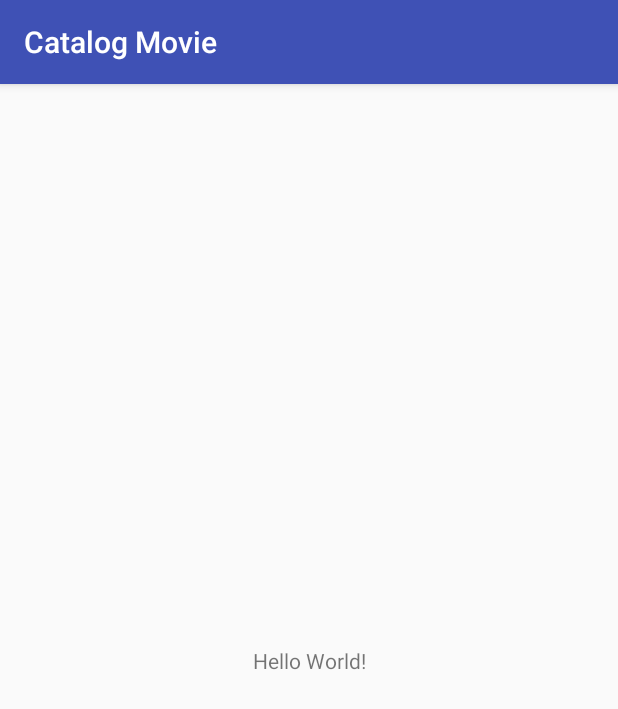
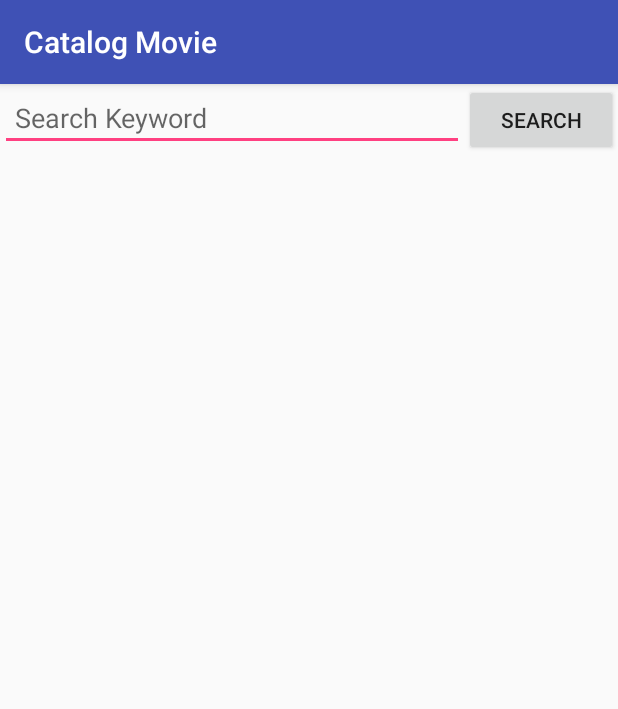
Before and after one commit to RynEL7/Catalog-Movie, an Android app: the screen it shows after launch (MainActivity), on a phone screen of 412 x 824 dp. Shown: the top 709 px of the screen. Run offline under Robolectric (Android 15) with nearby library versions, the phone set to English and light mode, and no system bars.

Commit message:
add mvp pattern

```diff
--- a/app/build.gradle
+++ b/app/build.gradle
@@ -11,9 +11,13 @@ android {
         testInstrumentationRunner "android.support.test.runner.AndroidJUnitRunner"
     }
     buildTypes {
+        debug{
+            buildConfigField 'String', "tmdb_api_key",tmdb_api_key
+        }
         release {
             minifyEnabled false
             proguardFiles getDefaultProguardFile('proguard-android.txt'), 'proguard-rules.pro'
+            buildConfigField 'String', "tmdb_api_key",tmdb_api_key
         }
     }
 }
@@ -25,4 +29,6 @@ dependencies {
     testImplementation 'junit:junit:4.12'
     androidTestImplementation 'com.android.support.test:runner:1.0.2'
     androidTestImplementation 'com.android.support.test.espresso:espresso-core:3.0.2'
+    //LoopjAsyncHTTP
+    implementation 'com.loopj.android:android-async-http:1.4.9'
 }
--- a/app/src/main/AndroidManifest.xml
+++ b/app/src/main/AndroidManifest.xml
@@ -1,6 +1,9 @@
 <?xml version="1.0" encoding="utf-8"?>
 <manifest xmlns:android="http://schemas.android.com/apk/res/android"
     package="app.android.rynz.catalogmovie">
+
+    <uses-permission android:name="android.permission.INTERNET"/>
+    <uses-permission android:name="android.permission.ACCESS_NETWORK_STATE"/>
 
     <application
         android:allowBackup="true"
--- a/app/src/main/java/app/android/rynz/catalogmovie/MainActivity.java
+++ b/app/src/main/java/app/android/rynz/catalogmovie/MainActivity.java
@@ -1,14 +1,128 @@
 package app.android.rynz.catalogmovie;
 
+import android.app.LoaderManager;
+import android.content.Loader;
+import android.os.Bundle;
+import android.support.annotation.NonNull;
+import android.support.annotation.Nullable;
 import android.support.v7.app.AppCompatActivity;
-import android.os.Bundle;
+import android.text.TextUtils;
+import android.view.View;
+import android.widget.ArrayAdapter;
+import android.widget.Button;
+import android.widget.EditText;
+import android.widget.ListView;
+import android.widget.Toast;
 
-public class MainActivity extends AppCompatActivity
+import java.util.ArrayList;
+
+import app.android.rynz.catalogmovie.models.MovieModel;
+import app.android.rynz.catalogmovie.presenters.TMDBPresenter;
+
+public class MainActivity extends AppCompatActivity implements LoaderManager.LoaderCallbacks<ArrayList<MovieModel>>, View.OnClickListener
+
 {
+    private final static int loaderID=100;
+    private final static String KEY_QUERY="query",KEY_KEYWORD="keyword";
+    private Button btnSearch;
+    private EditText etKeyword;
+    private ListView lvMovie;
+    private Bundle loaderBundle=new Bundle();
+
+    @Override
+    protected void onSaveInstanceState(Bundle outState)
+    {
+        outState.putString(KEY_KEYWORD,etKeyword.getText().toString());
+        super.onSaveInstanceState(outState);
+    }
+
+    @Override
+    protected void onRestoreInstanceState(Bundle savedInstanceState)
+    {
+        if(savedInstanceState!=null)
+        {
+            etKeyword.setText(savedInstanceState.getString(KEY_KEYWORD));
+        }
+        super.onRestoreInstanceState(savedInstanceState);
+    }
+
     @Override
     protected void onCreate(Bundle savedInstanceState)
     {
         super.onCreate(savedInstanceState);
         setContentView(R.layout.activity_main);
+        bindView();
+    }
+
+    private void bindView()
+    {
+        etKeyword=findViewById(R.id.et_keyword);
+        btnSearch=findViewById(R.id.btn_submit_search);
+        btnSearch.setOnClickListener(this);
+        lvMovie=findViewById(R.id.lv_search);
+    }
+
+    @NonNull
+    @Override
+    public Loader<ArrayList<MovieModel>> onCreateLoader(int i, @Nullable Bundle bundle)
+    {
+        try{
+            return new TMDBPresenter(this).toSearch(bundle.getString(KEY_QUERY));
+        }catch (NullPointerException e)
+        {
+
+            return new TMDBPresenter(this).toSearch("");
+        }
+    }
+
+    @Override
+    public void onLoadFinished(@NonNull Loader<ArrayList<MovieModel>> loader, ArrayList<MovieModel> movieModels)
+    {
+        if(movieModels.size()>0)
+        {
+            ArrayList<String> listMovie=new ArrayList<>();
+            for(MovieModel m:movieModels)
+            {
+                listMovie.add(m.getTitle()+"\n"+m.getReleaseDate());
+            }
+            ArrayAdapter adapter=new ArrayAdapter(this,android.R.layout.simple_list_item_1,listMovie);
+            lvMovie.setAdapter(adapter);
+            adapter.notifyDataSetChanged();
+        }
+        else
+        {
+            Toast.makeText(this, "Result not found!, try another keyword", Toast.LENGTH_SHORT).show();
+        }
+    }
+
+    @Override
+    public void onLoaderReset(@NonNull Loader<ArrayList<MovieModel>> loader)
+    {
+
+    }
+
+    @Override
+    public void onClick(View view)
+    {
+        if(view==btnSearch)
+        {
+            if(!TextUtils.isEmpty(etKeyword.getText().toString()))
+            {
+                loaderBundle.clear();
+                loaderBundle.putString(KEY_QUERY,etKeyword.getText().toString());
+                if(getLoaderManager().getLoader(loaderID)!=null)
+                {
+                    getLoaderManager().restartLoader(loaderID,loaderBundle,this);
+                }
+                else
+                {
+                    getLoaderManager().initLoader(loaderID,loaderBundle,this);
+                }
+            }
+            else
+            {
+                Toast.makeText(this, "keyword not valid!", Toast.LENGTH_SHORT).show();
+            }
+        }
     }
 }
--- a/app/src/main/res/layout/activity_main.xml
+++ b/app/src/main/res/layout/activity_main.xml
@@ -1,18 +1,34 @@
 <?xml version="1.0" encoding="utf-8"?>
-<android.support.constraint.ConstraintLayout xmlns:android="http://schemas.android.com/apk/res/android"
-    xmlns:app="http://schemas.android.com/apk/res-auto"
+<LinearLayout xmlns:android="http://schemas.android.com/apk/res/android"
     xmlns:tools="http://schemas.android.com/tools"
     android:layout_width="match_parent"
     android:layout_height="match_parent"
+    android:orientation="vertical"
     tools:context=".MainActivity">
 
-    <TextView
-        android:layout_width="wrap_content"
+    <LinearLayout
+        android:layout_width="match_parent"
         android:layout_height="wrap_content"
-        android:text="Hello World!"
-        app:layout_constraintBottom_toBottomOf="parent"
-        app:layout_constraintLeft_toLeftOf="parent"
-        app:layout_constraintRight_toRightOf="parent"
-        app:layout_constraintTop_toTopOf="parent" />
+        android:orientation="horizontal">
+        <EditText
+            android:layout_weight="1"
+            android:padding="10dp"
+            android:layout_width="match_parent"
+            android:layout_height="wrap_content"
+            android:inputType="text"
+            android:id="@+id/et_keyword"
+            android:hint="@string/search_keyword" />
+        <Button
+            android:id="@+id/btn_submit_search"
+            android:layout_weight="3"
+            android:text="@string/search"
+            android:layout_width="match_parent"
+            android:layout_height="wrap_content" />
+    </LinearLayout>
 
-</android.support.constraint.ConstraintLayout>
+    <ListView
+        android:id="@+id/lv_search"
+        android:layout_width="match_parent"
+        android:layout_height="match_parent"/>
+
+</LinearLayout>
--- a/app/src/main/res/values/strings.xml
+++ b/app/src/main/res/values/strings.xml
@@ -1,3 +1,5 @@
 <resources>
     <string name="app_name">Catalog Movie</string>
+    <string name="search_keyword">Search Keyword</string>
+    <string name="search">Search</string>
 </resources>
```
Also changed, not shown: app/src/main/java/app/android/rynz/catalogmovie/models/MovieModel.java (added, +109 -0 lines), app/src/main/java/app/android/rynz/catalogmovie/presenters/TMDBPresenter.java (added, +160 -0 lines), app/src/main/java/app/android/rynz/catalogmovie/utils/KeysReference.java (added, +15 -0 lines), app/src/main/java/app/android/rynz/catalogmovie/views/TMDBPresenterView.java (added, +13 -0 lines).
